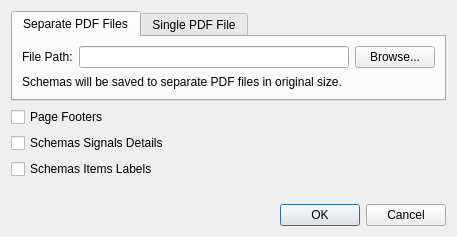
The window that u7/Reports/DialogSchemasExport.ui (whiteman-kr/u7set) describes before a commit, drawn with Qt 5.
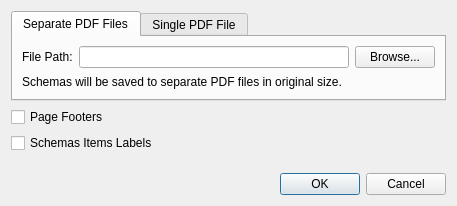
The same window after the commit.

Commit message: RPCT-3524, u7: Add Schema reports buttons to SchemaControlTabPage, miscellaneuos code optimizations

The edit to the form file:
```diff
--- a/u7/Reports/DialogSchemasExport.ui
+++ b/u7/Reports/DialogSchemasExport.ui
@@ -7,7 +7,7 @@
     <x>0</x>
     <y>0</y>
     <width>457</width>
-    <height>237</height>
+    <height>206</height>
    </rect>
   </property>
   <property name="sizePolicy">
@@ -116,13 +116,6 @@
        </property>
       </widget>
      </item>
-     <item>
-      <widget class="QCheckBox" name="checkSignalsDetails">
-       <property name="text">
-        <string>Schemas Signals Details</string>
-       </property>
-      </widget>
-     </item>
      <item>
       <widget class="QCheckBox" name="checkItemsLabels">
        <property name="text">
```
The commit also changes 14 other files.
